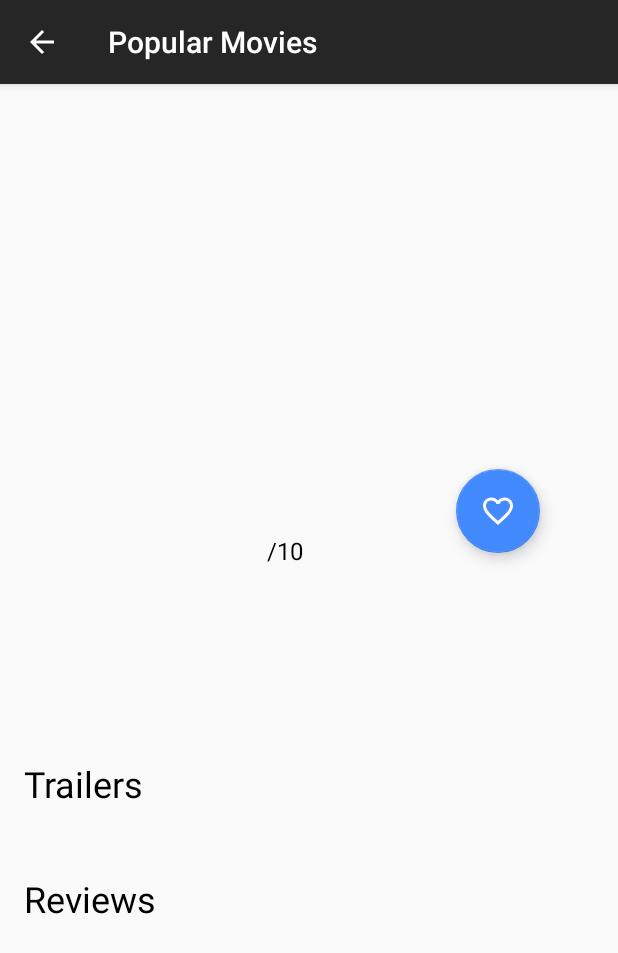
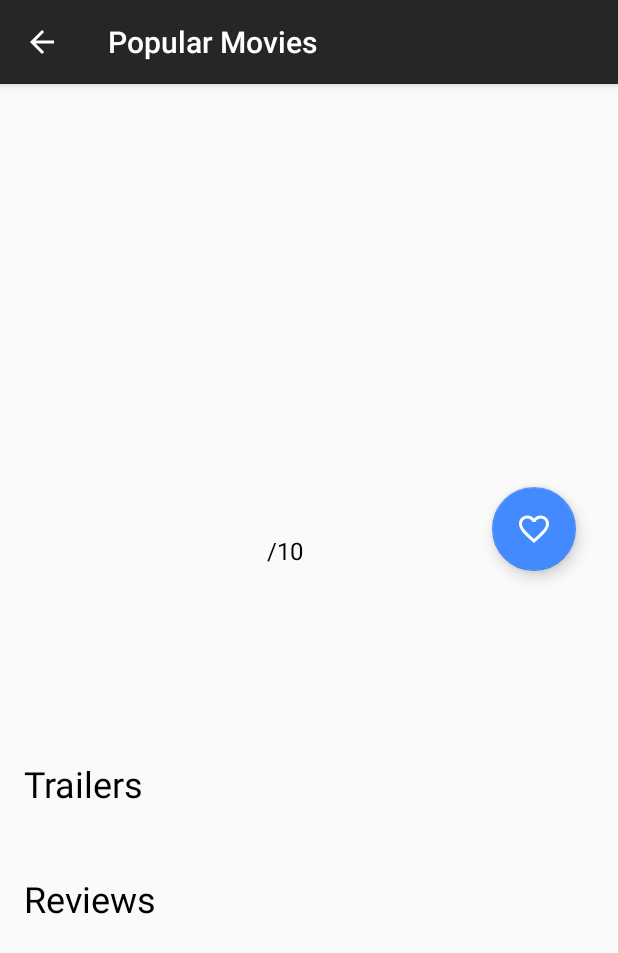
Before and after one commit to groverankush/Popular-Movies, an Android app: the DetailsActivity screen opened directly, with no data from a screen before it, on a phone screen of 412 x 824 dp. Shown: the top 953 px of the screen. Run offline under Robolectric (Android 15) with nearby library versions, the phone set to English and light mode, and no system bars; our stand-ins replace Picasso, RxJava; network calls fail; pictures from the network do not load; 9 statements that could not run were skipped.

```diff
--- a/app/src/main/java/com/ankushgrover/popularmovies/detail/DetailsContract.java
+++ b/app/src/main/java/com/ankushgrover/popularmovies/detail/DetailsContract.java
@@ -35,6 +35,11 @@ public interface DetailsContract {
          */
         void loadReviews();
 
+        /**
+         * Method to start db transaction to like
+         */
+        void likeMovie();
+
     }
 
 
--- a/app/src/main/java/com/ankushgrover/popularmovies/listing/ListingAdapter.java
+++ b/app/src/main/java/com/ankushgrover/popularmovies/listing/ListingAdapter.java
@@ -45,7 +45,7 @@ public class ListingAdapter extends RecyclerBaseAdapter {
 
             Picasso.get()
                     .load(TextUtils.makePosterPath(movies.get(position).getPosterPath()))
-                    .placeholder(R.drawable.ic_image_black_24dp)
+                    .placeholder(R.drawable.placeholder_portrait)
                     .into(holder.banner);
         }
     }
--- a/app/src/main/res/layout/details.xml
+++ b/app/src/main/res/layout/details.xml
@@ -99,12 +99,11 @@
             tools:text="Lorem ipsum dolor sit amet, consectetur adipiscing elit. In at libero ac sapien iaculis egestas vitae vitae leo. Praesent a tempor leo. Proin mollis a dui dignissim vehicula. Nam sed interdum tellus. Sed pharetra, nisi quis lobo sagittis risus." />
 
         <android.support.design.widget.FloatingActionButton
-            android:id="@+id/floatingActionButton"
+            android:id="@+id/btn_like"
             android:layout_width="wrap_content"
             android:layout_height="wrap_content"
-            android:layout_marginEnd="52dp"
-            android:layout_marginTop="16dp"
-            android:clickable="true"
+            android:layout_marginEnd="28dp"
+            android:layout_marginTop="28dp"
             android:src="@drawable/ic_favorite_border"
             app:layout_constraintEnd_toEndOf="parent"
             app:layout_constraintTop_toBottomOf="@+id/tv_name" />
--- a/app/src/main/res/values/strings.xml
+++ b/app/src/main/res/values/strings.xml
@@ -13,6 +13,9 @@
 
     <string name="reviews">Reviews</string>
     <string name="trailers">Trailers</string>
+    <string name="title_not_available">Title not available</string>
+    <string name="release_date_not_available">Release date not available</string>
+    <string name="description_not_available">Description not available</string>
 
 
 </resources>
```
Also changed, not shown: app/src/main/java/com/ankushgrover/popularmovies/detail/DetailsActivity.java (+9 -4 lines), app/src/main/res/drawable-xxxhdpi/placeholder_landscape.png (added), app/src/main/res/drawable-xxxhdpi/placeholder_portrait.png (added).
